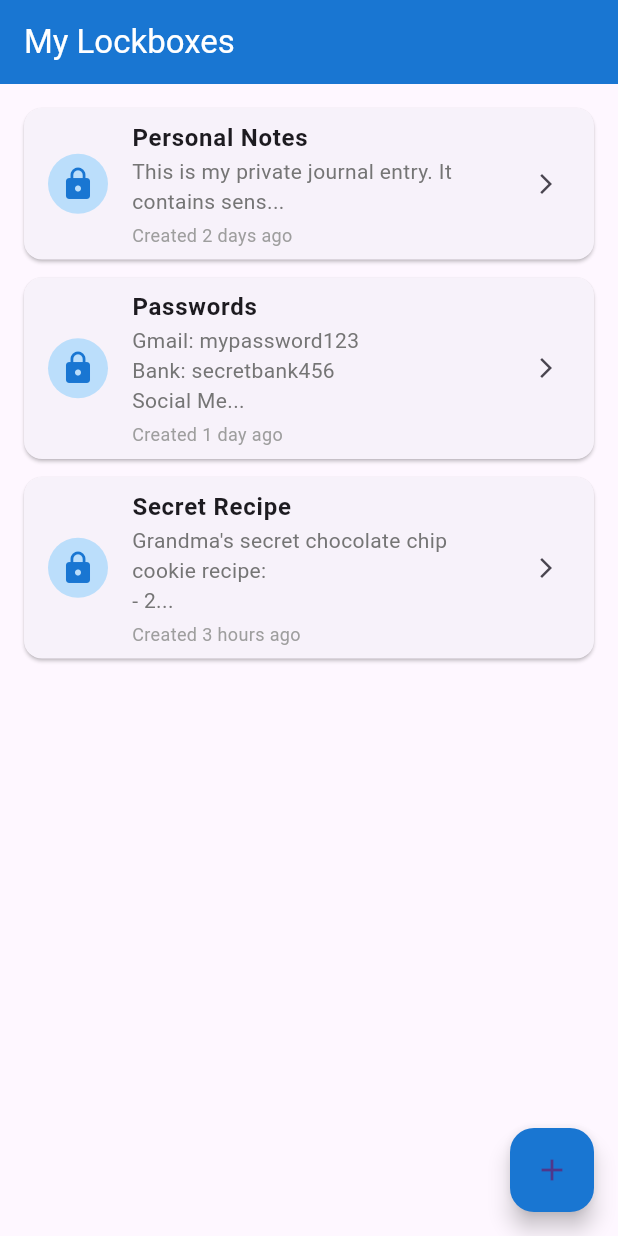
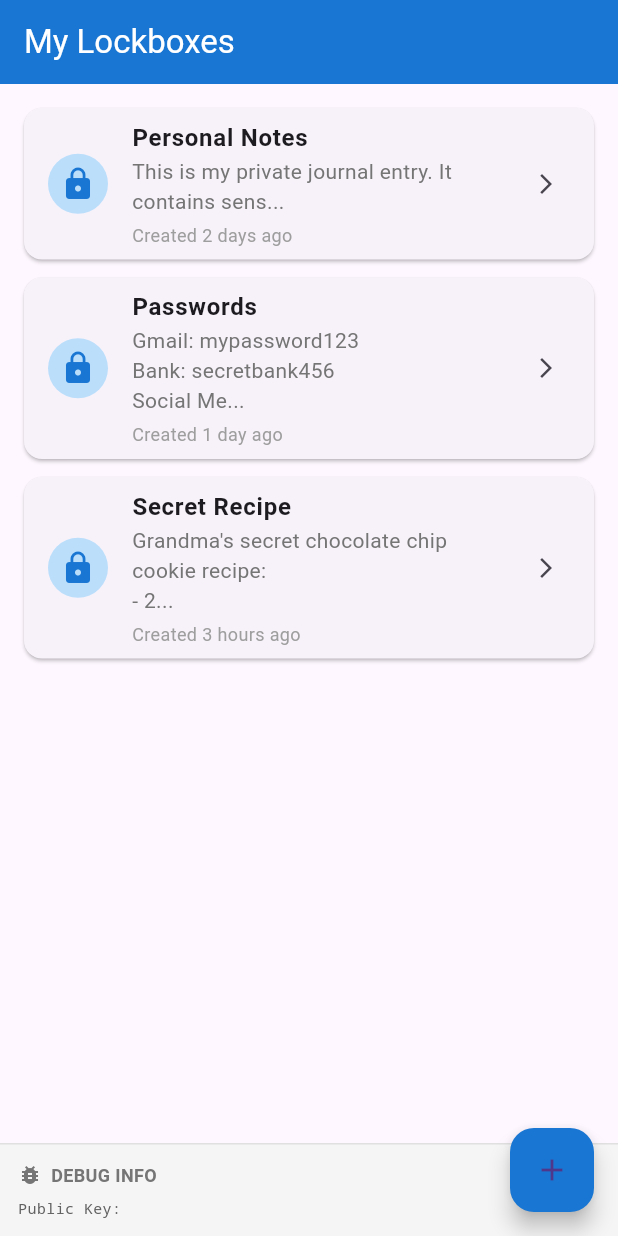
Before and after one commit to mplorentz/keydex, a Flutter app: the screen it shows after launch, on a phone screen of 412 x 824 dp. Run offline on Flutter 3.47's test engine with Material 3 defaults, Android fonts, the light colour scheme and no system bars; our stand-ins replace flutter_secure_storage; missing offline and left inert: ndk.

Commit message:
Add Nostr key generation and secure storage

```diff
--- a/lib/lockbox_app.dart
+++ b/lib/lockbox_app.dart
@@ -1,11 +1,48 @@
+import 'dart:io';
 import 'package:flutter/material.dart';
+import 'services/key_service.dart';
 
 void main() {
   runApp(const LockboxApp());
 }
 
-class LockboxApp extends StatelessWidget {
+class LockboxApp extends StatefulWidget {
   const LockboxApp({super.key});
+
+  @override
+  State<LockboxApp> createState() => _LockboxAppState();
+}
+
+class _LockboxAppState extends State<LockboxApp> {
+  bool _isInitializing = true;
+  String? _initError;
+
+  @override
+  void initState() {
+    super.initState();
+    _initializeApp();
+  }
+
+  Future<void> _initializeApp() async {
+    try {
+      // Initialize the Nostr key on app launch
+      await KeyService.initializeKey();
+
+      if (mounted) {
+        setState(() {
+          _isInitializing = false;
+        });
+      }
+    } catch (e) {
+      print('Error initializing app: $e');
+      if (mounted) {
+        setState(() {
+          _isInitializing = false;
+          _initError = 'Failed to initialize secure storage: ${e.toString()}';
+        });
+      }
+    }
+  }
 
   @override
   Widget build(BuildContext context) {
@@ -15,7 +52,101 @@ class LockboxApp extends StatelessWidget {
         primarySwatch: Colors.blue,
         visualDensity: VisualDensity.adaptivePlatformDensity,
       ),
-      home: const LockboxListScreen(),
+      home: _isInitializing
+          ? const _InitializingScreen()
+          : _initError != null
+              ? _ErrorScreen(error: _initError!)
+              : const LockboxListScreen(),
+    );
+  }
+}
+
+// Loading screen shown during app initialization
+class _InitializingScreen extends StatelessWidget {
+  const _InitializingScreen();
+
+  @override
+  Widget build(BuildContext context) {
+    return Scaffold(
+      body: Center(
+        child: Column(
+          mainAxisAlignment: MainAxisAlignment.center,
+          children: [
+            CircularProgressIndicator(
+              color: Colors.blue[700],
+            ),
+            const SizedBox(height: 24),
+            Text(
+              'Initializing Keydex...',
+              style: TextStyle(
+                fontSize: 18,
+                color: Colors.grey[600],
+              ),
+            ),
+            const SizedBox(height: 12),
+            Text(
+              'Setting up secure storage',
+              style: TextStyle(
+                fontSize: 14,
+                color: Colors.grey[500],
+              ),
+            ),
+          ],
+        ),
+      ),
+    );
+  }
+}
+
+// Error screen shown if initialization fails
+class _ErrorScreen extends StatelessWidget {
+  final String error;
+
+  const _ErrorScreen({required this.error});
+
+  @override
+  Widget build(BuildContext context) {
+    return Scaffold(
+      body: Center(
+        child: Padding(
+          padding: const EdgeInsets.all(24),
+          child: Column(
+            mainAxisAlignment: MainAxisAlignment.center,
+            children: [
+              Icon(
+                Icons.error_outline,
+                size: 64,
+                color: Colors.red[400],
+              ),
+              const SizedBox(height: 24),
+              const Text(
+                'Initialization Failed',
+                style: TextStyle(
+                  fontSize: 24,
+                  fontWeight: FontWeight.bold,
+                ),
+              ),
+              const SizedBox(height: 16),
+              Text(
+                error,
+                textAlign: TextAlign.center,
+                style: TextStyle(
+                  fontSize: 14,
+                  color: Colors.grey[600],
+                ),
+              ),
+              const SizedBox(height: 24),
+              ElevatedButton(
+                onPressed: () {
+                  // Restart the app
+                  exit(0);
+                },
+                child: const Text('Restart App'),
+              ),
+            ],
+          ),
+        ),
+      ),
     );
   }
 }
@@ -100,6 +231,23 @@ class LockboxListScreen extends StatefulWidget {
 }
 
 class _LockboxListScreenState extends State<LockboxListScreen> {
+  String? _currentPublicKey;
+
+  @override
+  void initState() {
+    super.initState();
+    _loadCurrentPublicKey();
+  }
+
+  Future<void> _loadCurrentPublicKey() async {
+    final publicKey = await KeyService.getCurrentPublicKey();
+    if (mounted) {
+      setState(() {
+        _currentPublicKey = publicKey;
+      });
+    }
+  }
+
   @override
   Widget build(BuildContext context) {
     return Scaffold(
@@ -108,7 +256,10 @@ class _LockboxListScreenState extends State<LockboxListScreen> {
         backgroundColor: Colors.blue[700],
         foregroundColor: Colors.white,
       ),
-      body: LockboxData.lockboxes.isEmpty
+      body: Column(
+        children: [
+          Expanded(
+            child: LockboxData.lockboxes.isEmpty
                 ? Center(
                     child: Column(
                       mainAxisAlignment: MainAxisAlignment.center,
@@ -174,6 +325,48 @@ class _LockboxListScreenState extends State<LockboxListScreen> {
                         ),
                       );
                     },
+                  ),
+          ),
+          // Debug section showing current user's public key
+          Container(
+            width: double.infinity,
+            padding: const EdgeInsets.all(12),
+            decoration: BoxDecoration(
+              color: Colors.grey[100],
+              border: Border(
+                top: BorderSide(color: Colors.grey[300]!),
+              ),
+            ),
+            child: Column(
+              crossAxisAlignment: CrossAxisAlignment.start,
+              children: [
+                Row(
+                  children: [
+                    Icon(Icons.bug_report, size: 16, color: Colors.grey[600]),
+                    const SizedBox(width: 6),
+                    Text(
+                      'DEBUG INFO',
+                      style: TextStyle(
+                        fontSize: 12,
+                        fontWeight: FontWeight.bold,
+                        color: Colors.grey[600],
+                      ),
+                    ),
+                  ],
+                ),
+                const SizedBox(height: 6),
+                Text(
+                  'Public Key: ${_currentPublicKey ?? 'Loading...'}',
+                  style: TextStyle(
+                    fontSize: 10,
+                    fontFamily: 'monospace',
+                    color: Colors.grey[700],
+                  ),
+                ),
+              ],
+            ),
+          ),
+        ],
       ),
       floatingActionButton: FloatingActionButton(
         onPressed: () {
--- /dev/null
+++ b/lib/services/key_service.dart
@@ -0,0 +1,78 @@
+import 'package:ndk/shared/nips/nip01/key_pair.dart';
+import 'package:ndk/shared/nips/nip01/bip340.dart';
+import 'package:flutter_secure_storage/flutter_secure_storage.dart';
+
+/// Key management service for storing Nostr keys securely
+/// Only stores the private key - public key is derived as needed
+class KeyService {
+  static const _storage = FlutterSecureStorage();
+  static const String _nostrPrivateKeyKey = 'nostr_private_key';
+
+  static KeyPair? _cachedKeyPair;
+
+  /// Generate a new Nostr key pair and store only the private key securely
+  static Future<KeyPair> generateAndStoreNostrKey() async {
+    final keyPair = Bip340.generatePrivateKey();
+
+    // Only store the private key - public key can be derived
+    await _storage.write(key: _nostrPrivateKeyKey, value: keyPair.privateKey);
+
+    _cachedKeyPair = keyPair;
+    return keyPair;
+  }
+
+  /// Get the stored Nostr key pair, deriving public key from private key
+  static Future<KeyPair?> getStoredNostrKey() async {
+    if (_cachedKeyPair != null) {
+      return _cachedKeyPair;
+    }
+
+    try {
+      final privateKey = await _storage.read(key: _nostrPrivateKeyKey);
+
+      if (privateKey != null) {
+        // Derive public key from private key
+        final publicKey = Bip340.getPublicKey(privateKey);
+
+        // Create full KeyPair with derived public key
+        _cachedKeyPair = KeyPair(privateKey, publicKey, null, null);
+        return _cachedKeyPair;
+      }
+    } catch (e) {
+      print('Error reading stored key: $e');
+    }
+
+    return null;
+  }
+
+  /// Initialize key (generate if doesn't exist, or load existing)
+  static Future<KeyPair> initializeKey() async {
+    final existingKey = await getStoredNostrKey();
+    if (existingKey != null) {
+      return existingKey;
+    }
+
+    // Generate new key if none exists
+    return await generateAndStoreNostrKey();
+  }
+
+  /// Get the current user's public key
+  /// Returns null if no key has been initialized
+  static Future<String?> getCurrentPublicKey() async {
+    final keyPair = await getStoredNostrKey();
+    return keyPair?.publicKey;
+  }
+
+  /// Get the current user's public key in bech32 format (npub)
+  /// Returns null if no key has been initialized
+  static Future<String?> getCurrentPublicKeyBech32() async {
+    final keyPair = await getStoredNostrKey();
+    return keyPair?.publicKeyBech32;
+  }
+
+  /// Clear stored keys (for testing or reset purposes)
+  static Future<void> clearStoredKeys() async {
+    await _storage.delete(key: _nostrPrivateKeyKey);
+    _cachedKeyPair = null;
+  }
+}
--- a/pubspec.yaml
+++ b/pubspec.yaml
@@ -17,6 +17,7 @@ dependencies:
   local_auth: ^2.3.0
   ndk: ^0.3.2
   shared_preferences: ^2.5.3
+  flutter_secure_storage: ^9.2.2
 
 dev_dependencies:
   flutter_test:
```
Also changed, not shown: pubspec.lock, 6 other files. Lines whose indentation alone changed are shown as unchanged.
